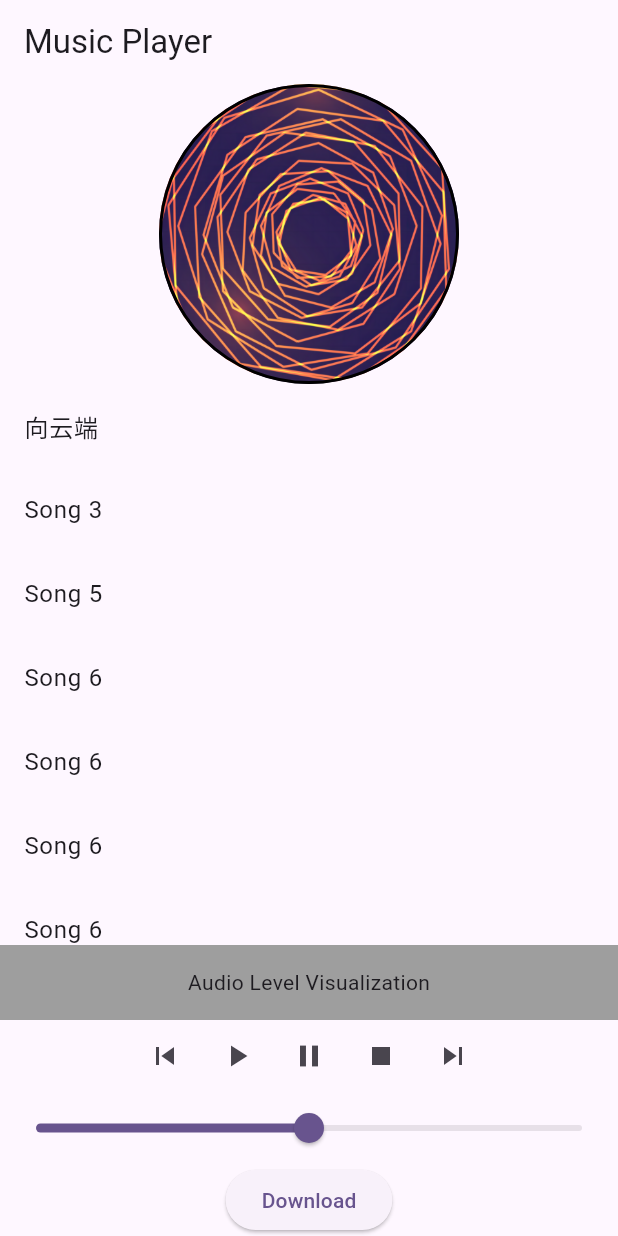
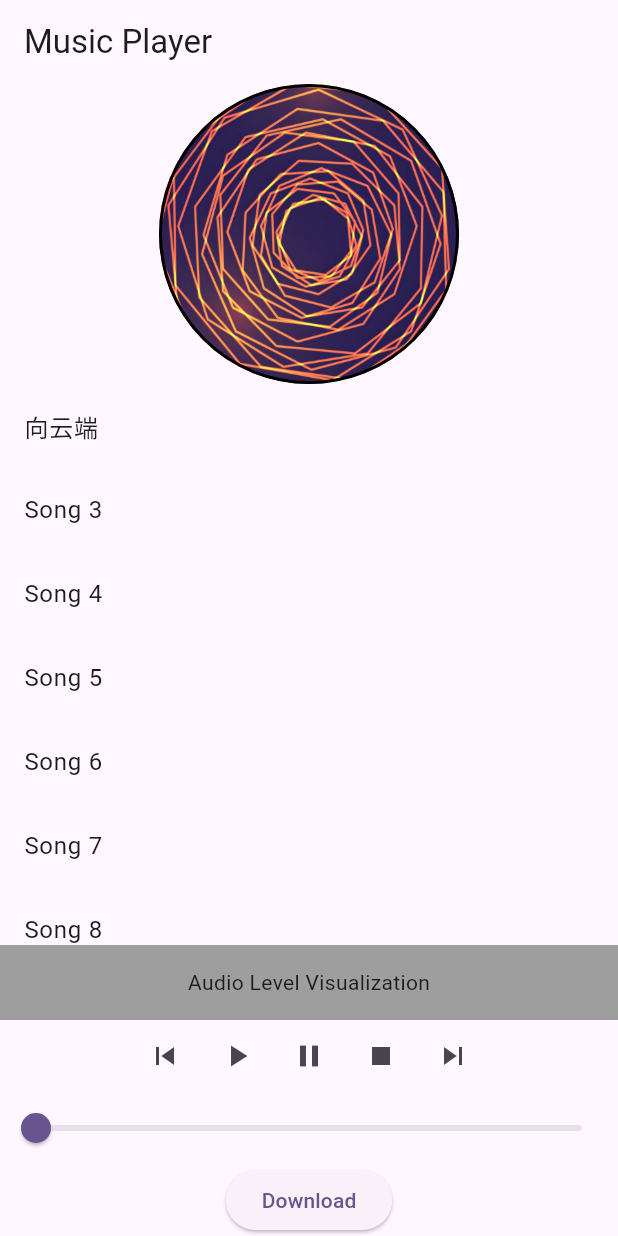
Before and after one commit to CodingManager/play_audio, a Flutter app: the screen it shows after launch, after a tap on the "skip previous" icon, on a phone screen of 412 x 824 dp. Run offline on Flutter 3.47's test engine with Material 2 defaults, Android fonts, the phone set to English and light mode, and no system bars; our stand-ins replace just_audio; missing offline and left inert: dart:ffi.

Commit message:
完成基本的播放功能和逻辑

```diff
--- a/lib/AudioPlayerWidget.dart
+++ b/lib/AudioPlayerWidget.dart
@@ -1,7 +1,10 @@
+import 'dart:ffi';
+
 import 'package:flutter/material.dart';
 import 'package:just_audio/just_audio.dart';
 import 'package:play_audio/core/models/SLAudioModel.dart';
 import 'package:play_audio/core/utils/Logger.dart';
+import 'package:play_audio/core/utils/MusicListener.dart';
 import 'package:play_audio/core/utils/PlayerAudioEnum.dart';
 import 'package:provider/provider.dart';
 
@@ -22,7 +25,7 @@ class _AudioPlayerWidgetState extends State<AudioPlayerWidget> with TickerProvid
 
   /// 线性动画
   late final Animation<double> _linearAnimation;
-
+  late PlaybackController _playbackController;
   @override
   void initState() {
     // TODO: implement initState
@@ -35,18 +38,29 @@ class _AudioPlayerWidgetState extends State<AudioPlayerWidget> with TickerProvid
     //
     // // 创建线性动画
     _linearAnimation = Tween<double>(begin: 0, end: 1).animate(_animationController);
+    // context.read<PlaybackController>().addMusicListener(MusicListener(
+    //   onPosition: (){
+    //
+    //   }
+    // ));
+
+    _playbackController = context.read<PlaybackController>();
+
   }
 
   // 创建一些假数据，用于测试。
   final List<SlAudioModel> audioGroup = [
     SlAudioModel(title: "向云端", playUrl: "https://6v05y2726.goho.co/static/media/audios/21/xiangyunduan.mp3"),
-    SlAudioModel(title: "Song 3", playUrl: "https://6v05y2726.goho.co/static/audio/1d83e3f9-bd2d-4962-8286-96cfaa0933b3.mp3"),
-    SlAudioModel(title: "Song 5", playUrl: "https://6v05y2726.goho.co/static/audio/4fe53f09-e31a-43ca-8134-60807c5045b1.mp3"),
-    SlAudioModel(title: "Song 6", playUrl: "https://6v05y2726.goho.co/static/audio/4bcafb48-65e3-4537-941f-faae89434372.mp3"),
-    SlAudioModel(title: "Song 6", playUrl: "https://6v05y2726.goho.co/static/media/audios/21/2022120519422118e8d.mp3"),
-    SlAudioModel(title: "Song 6", playUrl: "https://6v05y2726.goho.co/static/media/audios/21/2022120519422112dfe.mp3"),
-    SlAudioModel(title: "Song 6", playUrl: "https://6v05y2726.goho.co/static/media/audios/21/2022120519422114e23.mp3"),
-    SlAudioModel(title: "Song 6", playUrl: "https://6v05y2726.goho.co/static/media/audios/21/2022120519422118e8d.mp3"),
+    SlAudioModel(title: "Song 3", playUrl: "https://6v05y2726.goho.co/static/media/audios/20/a1.mp3"),
+    SlAudioModel(title: "Song 4", playUrl: "https://6v05y2726.goho.co/static/media/audios/20/a2.mp3"),
+    SlAudioModel(title: "Song 5", playUrl: "https://6v05y2726.goho.co/static/media/audios/20/a3.mp3"),
+    SlAudioModel(title: "Song 6", playUrl: "https://6v05y2726.goho.co/static/media/audios/20/a4.mp3"),
+    SlAudioModel(title: "Song 7", playUrl: "https://6v05y2726.goho.co/static/media/audios/20/a5.mp3"),
+    SlAudioModel(title: "Song 8", playUrl: "https://6v05y2726.goho.co/static/media/audios/20/a6.mp3"),
+    // SlAudioModel(title: "Song 6", playUrl: "https://6v05y2726.goho.co/static/media/audios/21/2022120519422118e8d.mp3"),
+    // SlAudioModel(title: "Song 6", playUrl: "https://6v05y2726.goho.co/static/media/audios/21/2022120519422112dfe.mp3"),
+    // SlAudioModel(title: "Song 6", playUrl: "https://6v05y2726.goho.co/static/media/audios/21/2022120519422114e23.mp3"),
+    // SlAudioModel(title: "Song 6", playUrl: "https://6v05y2726.goho.co/static/media/audios/21/2022120519422118e8d.mp3"),
 
    ];
   // AudioSource.uri(Uri.parse('https://6v05y2726.goho.co/static/media/audios/21/xiangyunduan.mp3')),
@@ -60,11 +74,13 @@ class _AudioPlayerWidgetState extends State<AudioPlayerWidget> with TickerProvid
 
     return Consumer<PlaybackController>(builder: (context, PlaybackController playbackController, child) {
       switch (playbackController.playerState) {
-        case ProcessingState.loading || ProcessingState.buffering:
+        case SLPlayerState.loading:
           _animationController.repeat();
           return CircularProgressIndicator(color: Colors.yellow, strokeWidth: 2.0);
-        case ProcessingState.completed || ProcessingState.idle:
+        case SLPlayerState.stopped || SLPlayerState.paused || SLPlayerState.completed:
           _animationController.stop();
+        case SLPlayerState.playing:
+          _animationController.repeat();
           break;
         default:
           break;
@@ -108,22 +124,40 @@ class _AudioPlayerWidgetState extends State<AudioPlayerWidget> with TickerProvid
           Row(
             mainAxisAlignment: MainAxisAlignment.center,
             children: [
-              IconButton(icon: Icon(Icons.skip_previous), onPressed: () => context.read<PlaybackController>().previous()),
-              IconButton(icon: Icon(Icons.play_arrow), onPressed: () => context.read<PlaybackController>().play()),
-              IconButton(icon: Icon(Icons.pause), onPressed: () => context.read<PlaybackController>().pause()),
-              IconButton(icon: Icon(Icons.stop), onPressed: () => context.read<PlaybackController>().stop()),
-              IconButton(icon: Icon(Icons.skip_next), onPressed: () => context.read<PlaybackController>().next()),
+              IconButton(icon: Icon(Icons.skip_previous), onPressed: () {
+                _playbackController.previous();
+                SlAudioModel mode = audioGroup[_playbackController.playIndex];
+                Logger.debug('播放上一首: ${mode.title}');
+              }),
+              IconButton(icon: Icon(Icons.play_arrow), onPressed: (){
+                _playbackController.play();
+                SlAudioModel mode = audioGroup[_playbackController.playIndex];
+                Logger.debug('播放: ${mode.title}');
+              }),
+              IconButton(icon: Icon(Icons.pause), onPressed: () => _playbackController.pause()),
+              IconButton(icon: Icon(Icons.stop), onPressed: () => _playbackController.stop()),
+              IconButton(icon: Icon(Icons.skip_next), onPressed: (){
+                _playbackController.next();
+                SlAudioModel mode = audioGroup[_playbackController.playIndex];
+                Logger.debug('播放下一首: ${mode.title}');
+              }),
             ],
           ),
 
           // 音量控制
-          Slider(
-            value: 0.5, // 默认值，你可以根据实际情况进行绑定
-            onChanged: (value) => {
-              // 实现音量控制
-              Logger.debug(value)
+          Consumer<PlaybackController>(builder: (context, PlaybackController playbackController, child) {
+
+            return Slider(
+              value: playbackController.progress,
+              onChanged: (double value) {
+
+                int millSeconds = (value * playbackController.totalDurationInMilliseconds).toInt();
+
+                playbackController.seek(millSeconds);
+                Logger.debug('onChanged: $millSeconds');
             },
-          ),
+            );
+          }),
 
           // 本地下载按钮
           ElevatedButton(
@@ -144,7 +178,9 @@ class _AudioPlayerWidgetState extends State<AudioPlayerWidget> with TickerProvid
         return ListTile(
           title: Text(audioGroup[index].title!),
           onTap: () {
-            context.read<PlaybackController>().setPlayListWithPlay(audioGroup, 0, playIndex: index);
+            _playbackController.setPlayListWithPlay(audioGroup, 0, playIndex: index);
+            SlAudioModel mode = audioGroup[_playbackController.playIndex];
+            Logger.debug('播放: ${mode.title}');
             // context.read<PlaybackController>().play();
           },
         );
@@ -161,6 +197,12 @@ class _AudioPlayerWidgetState extends State<AudioPlayerWidget> with TickerProvid
 class _AudioLevelWidget extends StatelessWidget {
   @override
   Widget build(BuildContext context) {
+
+    context.read<PlaybackController>().addMusicListener(MusicListener(
+      getName: (){
+        Logger.debug("播放的名字");
+      }
+    ));
     // 这里你可以使用 flutter_sound 或其他库来实现音频电平的可视化
     return Container(
       height: 50,
--- a/lib/core/services/PlaybackController.dart
+++ b/lib/core/services/PlaybackController.dart
@@ -10,6 +10,14 @@ import '../utils/Logger.dart';
 import '../utils/MusicListener.dart';
 
 
+enum SLPlayerState {
+  loading,// 音频正在加载
+  playing, // 播放中
+  paused, // 暂停
+  stopped,// 停止
+  completed,// 播放完成
+}
+
 class PlaybackController with ChangeNotifier {
 
   /// 音频播放器
@@ -21,11 +29,20 @@ class PlaybackController with ChangeNotifier {
       shuffleOrder: DefaultShuffleOrder(),
       children: []);
 
+  Duration _totalDuration = const Duration(milliseconds: 1); // 初始化为1以避免除以0的错误
+
+  Duration _currentPosition = Duration.zero;
+
+
+  double get progress => _currentPosition.inMilliseconds / _totalDuration.inMilliseconds;
+
+
   /// 音频播放状态
-  ProcessingState playerState = ProcessingState.idle;
+  // PlayerState playerState = PlayerState(false, ProcessingState.loading);
+  SLPlayerState playerState = SLPlayerState.stopped;
 
   /// 播放进度
-  int duration = 0;
+  double duration = 0;
 
   /// 播放音量
   double playVolume = 1.0;
@@ -41,6 +58,8 @@ class PlaybackController with ChangeNotifier {
   /// 使用一个变量来区别当前播放的音乐列表，用于切换播放列表时，判断是否需要重新加载音乐。
   int groupId = -1;
 
+  // 获取音频的总时长（毫秒）
+  int get totalDurationInMilliseconds => _totalDuration.inMilliseconds;
 
 
   AudioPlayer get getAudioPlayer => _audioPlayer;
@@ -59,24 +78,88 @@ class PlaybackController with ChangeNotifier {
       _audioPlayer.setAudioSource(_playlist);
 
       // 监听播放进度
-      _audioPlayer.positionStream.listen((value) {
+      _audioPlayer.positionStream.listen((Duration value) {
+        // 把 Duration 转换成毫秒，这个变量用于进度条，需要使用浮点数。
+        _currentPosition = value;
+        notifyListeners();
 
-        duration = value.inMilliseconds;
-        notifyMusicListeners((listener) {
-          listener.onPositionChanged(duration);
-        });
+        // Logger.info("播放进度：$progress");
       },onError: (e){
         Logger.error(e);
       },onDone:(){
 
       });
 
+      // 监听播放时长
+      _audioPlayer.durationStream.listen((value) {
+        if (value != null) {
+          _totalDuration = value;
+          Logger.debug("音频的播放时长: $value");
+        }
 
 
+        // notifyMusicListeners((listener) {
+        //   listener.onDurationChanged(value);
+        // });
+      },onError: (e){
+        Logger.error(e);
+      },onDone:(){
+
+      });
+      //
+      // _audioPlayer.playbackEventStream.listen((event) {
+      //   Logger.debug("播放事件: $event");
+      // },onError: (e){
+      //   Logger.error(e);
+      // },onDone:(){
+      //
+      // });
+
+      _audioPlayer.sequenceStream.listen((value) {
+        Logger.debug("播放列表发生变化: $value");
+        // playIndex = value;
+        notifyListeners();
+      },onError: (e){
+        Logger.error(e);
+      },onDone:(){
+
+      });
+      // _audioPlayer.sequenceStateStream.listen((value) {
+      //   Logger.debug("播放列表状态发生变化: $value");
+      //
+      //   // playIndex = value;
+      //   notifyListeners();
+      // },onError: (e){
+      //   Logger.error(e);
+      // },onDone:(){
+      //
+      // });
+
+      _audioPlayer.currentIndexStream.listen((value) {
+        Logger.debug("当前播放的音频索引: $value");
+        if (value != null){
+          playIndex = value;
+        }
+        notifyListeners();
+      },onError: (e){
+        Logger.error(e);
+      },onDone:(){
+
+      });
       // 监听播放状态
       _audioPlayer.playerStateStream.listen((PlayerState state) {
         Logger.debug("播放状态发生变化: $state");
-        playerState = state.processingState;
+        if (state.processingState == ProcessingState.ready && state.playing){
+          playerState = SLPlayerState.playing;
+        }else if (state.processingState == ProcessingState.buffering && state.playing){
+          playerState = SLPlayerState.loading;
+        }else if (state.processingState == ProcessingState.completed && state.playing == false) {
+          playerState = SLPlayerState.completed;
+        }else if (state.processingState == ProcessingState.loading){
+          playerState = SLPlayerState.loading;
+        }else if (state.playing == false && state.processingState == ProcessingState.ready){
+          playerState = SLPlayerState.paused;
+        }
         notifyListeners();
         // notifyMusicListeners((listener) {
         //   listener.onPlayerStateChanged(playerState);
@@ -87,17 +170,6 @@ class PlaybackController with ChangeNotifier {
 
       });
 
-      // 监听播放时长
-      _audioPlayer.durationStream.listen((value) {
-        Logger.debug("音频的播放时长: $value");
-        notifyMusicListeners((listener) {
-          listener.onDurationChanged(value);
-        });
-      },onError: (e){
-        Logger.error(e);
-      },onDone:(){
-
-      });
 
       //
       // // 监听播放进度
@@ -111,34 +183,6 @@ class PlaybackController with ChangeNotifier {
 
   }
 
-
-
-
-
-  /// 播放网络音频
-  Future _startPlay(String url) async {
-
-    // 切换播放状态，加载中。
-    playerState = ProcessingState.loading;
-    notifyListeners();
-    // 重置播放进度
-    duration = 0;
-    // 更新当前播放的音频
-
-
-
-    //播放音频
-    try {
-      await _audioPlayer.play();
-    } on TimeoutException {
-      Logger.error("播放音频超时");
-      // 如果播放音频超时，直接设置播放状态为播放结束，这样就不会再有回调了。
-      // _audioPlayer.state = PlayerState.completed;
-    } catch (e) {
-      Logger.error("void startPlay()  播放音乐出现了异常：$e");
-    }
-
-  }
 
   /// 设置播放列表，这个方式只设置数据，默认并不会播放，需要调用【startPlay】接口才会播放，
   /// 参数说明：
@@ -169,7 +213,8 @@ class PlaybackController with ChangeNotifier {
       _playlist.clear(); // 先清除播放列表
       for (SlAudioModel element in audioGroup) {
         if (element.playUrl != null) {
-          _playlist.add(AudioSource.uri(Uri.parse(element.playUrl!)));
+          AudioSource audioSource = LockCachingAudioSource(Uri.parse(element.playUrl!));
+          _playlist.add(audioSource);
         }
       }
       this.groupId = groupId;
@@ -214,7 +259,7 @@ class PlaybackController with ChangeNotifier {
 
   // Pause the current track
   Future<void> pause() async {
-    if (playerState == ProcessingState.ready) {
+    if (playerState == SLPlayerState.playing) {
       await _audioPlayer.pause();
     }
   }
@@ -222,13 +267,13 @@ class PlaybackController with ChangeNotifier {
   // Stop the current track
   Future<void> stop() async {
     // 判断播放状态,是否需要停止
-    if (playerState == ProcessingState.ready) {
+    if (playerState == SLPlayerState.playing) {
       await _audioPlayer.stop();
     }
   }
 
   Future<void> play() async {
-    if (_audioPlayer.playing == false && playerState == ProcessingState.ready) {
+    if (playerState != SLPlayerState.playing) {
       await _audioPlayer.play();
     }
   }
@@ -236,25 +281,38 @@ class PlaybackController with ChangeNotifier {
 
   // 播放下一首
   Future<void> next() async {
+
     // 1. 先从播放列表中获取下一首音频
-
     if (_playlist.children.isEmpty) {
       Logger.debug("当前播放列表为空，不能播放");
       return;
     }else {
+
+      if (_playlist.children.length <0 || playIndex >= _playlist.children.length - 1) {
+        playIndex = 0;
+      }else {
+        playIndex++;
+      }
+
       Logger.debug("下一首");
-
       await _audioPlayer.seekToNext();
     }
   }
 
   // 播放上一首
   Future<void> previous() async {
-    // 1. 先从播放列表中获取上一首音频
+    // 1. 先从播放列表中获取下一首音频
     if (_playlist.children.isEmpty) {
       Logger.debug("当前播放列表为空，不能播放");
       return;
     }else {
+
+      if (playIndex <= 0) {
+        playIndex = _playlist.children.length - 1;
+      }else {
+        playIndex--;
+      }
+
       Logger.debug("上一首");
       await _audioPlayer.seekToPrevious();
     }
```
Also changed, not shown: pubspec.lock.
